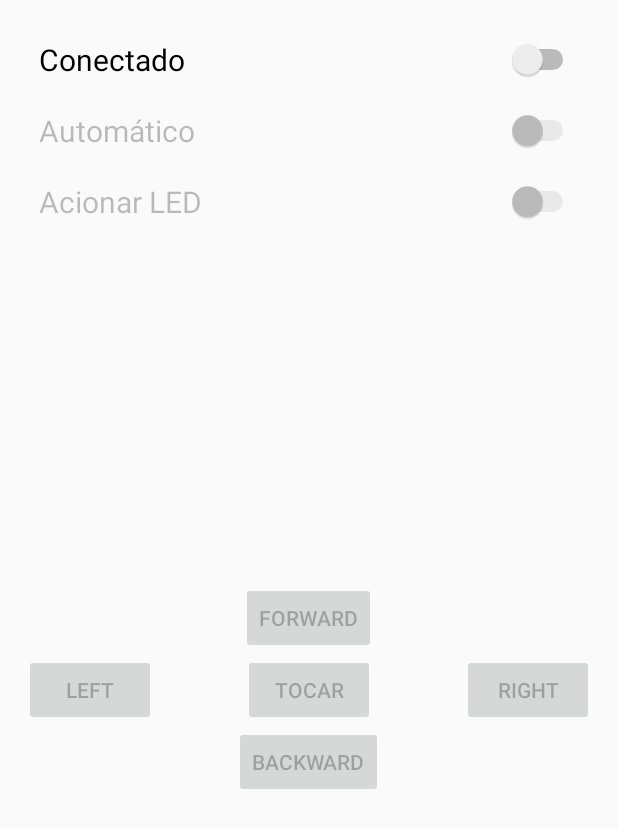
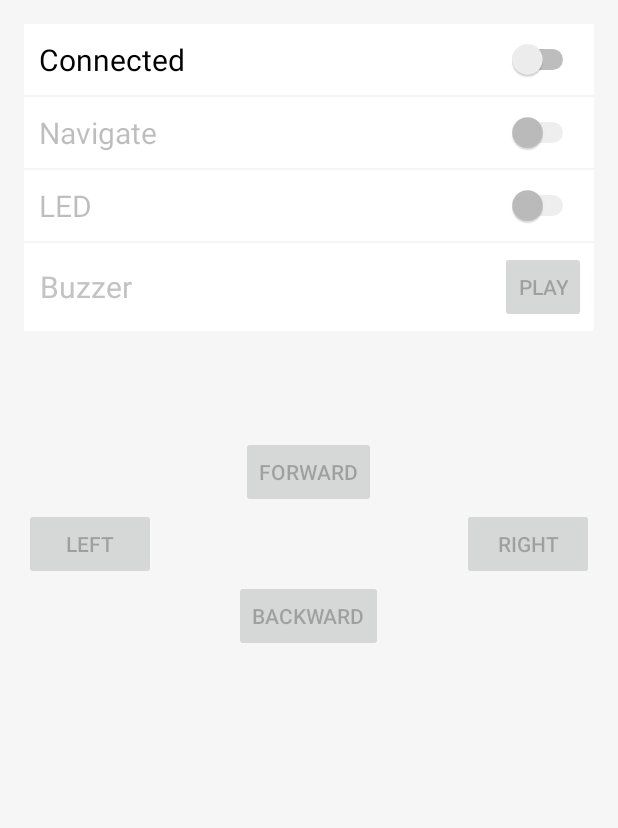
Before and after one commit to alvaromarinho/robotcontrol, an Android app: the screen it shows after launch (MainActivity), on a phone screen of 412 x 824 dp. Shown: the top 828 px of the screen. Run offline under Robolectric (Android 15) with nearby library versions, the phone set to English and light mode, and no system bars.

Commit message:
Interface personalizada

```diff
--- a/app/src/main/AndroidManifest.xml
+++ b/app/src/main/AndroidManifest.xml
@@ -11,7 +11,8 @@
         android:theme="@style/AppTheme" >
         <activity
             android:name=".MainActivity"
-            android:label="@string/app_name" >
+            android:label="@string/app_name"
+            android:screenOrientation="portrait" >
             <intent-filter>
                 <action android:name="android.intent.action.MAIN" />
 
--- a/app/src/main/java/com/example/alvinkalango/robotcontrol/MainActivity.java
+++ b/app/src/main/java/com/example/alvinkalango/robotcontrol/MainActivity.java
@@ -5,6 +5,7 @@ import android.bluetooth.BluetoothAdapter;
 import android.bluetooth.BluetoothDevice;
 import android.bluetooth.BluetoothSocket;
 import android.content.Intent;
+import android.graphics.Color;
 import android.view.MotionEvent;
 import android.view.View.OnClickListener;
 import android.os.Bundle;
@@ -31,9 +32,10 @@ public class MainActivity extends Activity {
     Button Left;
     Button Right;
     Button Buzzer;
+    TextView BuzzerText;
 
     Switch Connect;
-    Switch Automatico;
+    Switch Navigate;
     Switch Led;
 
     TextView Result;
@@ -59,7 +61,7 @@ public class MainActivity extends Activity {
         setContentView(R.layout.activity_main);
 
         Connect = (Switch) findViewById(R.id.connect);
-        Automatico = (Switch) findViewById(R.id.automatic);
+        Navigate = (Switch) findViewById(R.id.navigate);
         Led = (Switch) findViewById(R.id.led);
 
         Forward = (Button) findViewById(R.id.buttonForward);
@@ -67,8 +69,9 @@ public class MainActivity extends Activity {
         Left = (Button) findViewById(R.id.buttonLeft);
         Right = (Button) findViewById(R.id.buttonRight);
         Buzzer = (Button) findViewById(R.id.buzzer);
+        BuzzerText = (TextView) findViewById(R.id.textView);
 
-        Automatico.setEnabled(false);
+        Navigate.setEnabled(false);
         Led.setEnabled(false);
 
         Forward.setEnabled(false);
@@ -76,6 +79,7 @@ public class MainActivity extends Activity {
         Left.setEnabled(false);
         Right.setEnabled(false);
         Buzzer.setEnabled(false);
+        BuzzerText.setTextColor(Color.rgb(195, 195, 195));
 
         Connect.setOnCheckedChangeListener(new CompoundButton.OnCheckedChangeListener() {
             @Override
@@ -85,14 +89,18 @@ public class MainActivity extends Activity {
                         Connect.setEnabled(false);
                         Toast.makeText(getApplicationContext(),
                                 "Conectado!", Toast.LENGTH_SHORT).show();
-                        Automatico.setEnabled(true);
+                        Navigate.setEnabled(true);
                         Led.setEnabled(true);
                         Buzzer.setEnabled(true);
+                        BuzzerText.setTextColor(Color.rgb(0, 0, 0));
+
                         Forward.setEnabled(true);
                         Backward.setEnabled(true);
                         Left.setEnabled(true);
                         Right.setEnabled(true);
+
                     } else {
+                        Connect.setChecked(false);
                         Toast.makeText(getApplicationContext(),
                                 "Não foi possivel conectar", Toast.LENGTH_SHORT).show();
                     }
@@ -106,6 +114,25 @@ public class MainActivity extends Activity {
                     dataToSend = "1";
                     writeData(dataToSend);
                 } else if (!Led.isChecked()) {
+                    dataToSend = "0";
+                    writeData(dataToSend);
+                }
+            }
+        });
+
+        Navigate.setOnCheckedChangeListener(new CompoundButton.OnCheckedChangeListener() {
+            @Override
+            public void onCheckedChanged(CompoundButton buttonView, boolean isChecked) {
+                if (Navigate.isChecked()) {
+                    dataToSend = "A";
+                    writeData(dataToSend);
+
+                    Forward.setEnabled(false);
+                    Backward.setEnabled(false);
+                    Left.setEnabled(false);
+                    Right.setEnabled(false);
+
+                } else if (!Navigate.isChecked()) {
                     dataToSend = "0";
                     writeData(dataToSend);
                 }
@@ -257,45 +284,35 @@ public class MainActivity extends Activity {
     public void beginListenForData()   {
         try {
             inStream = btSocket.getInputStream();
-        } catch (IOException e) {
+        }
+        catch (IOException e) {
         }
 
-        Thread workerThread = new Thread(new Runnable()
-        {
-            public void run()
-            {
-                while(!Thread.currentThread().isInterrupted() && !stopWorker)
-                {
-                    try
-                    {
+        Thread workerThread = new Thread(new Runnable() {
+            public void run() {
+                while(!Thread.currentThread().isInterrupted() && !stopWorker) {
+                    try {
                         int bytesAvailable = inStream.available();
-                        if(bytesAvailable > 0)
-                        {
+                        if(bytesAvailable > 0) {
                             byte[] packetBytes = new byte[bytesAvailable];
                             inStream.read(packetBytes);
-                            for(int i=0;i<bytesAvailable;i++)
-                            {
+                            for(int i=0;i<bytesAvailable;i++) {
                                 byte b = packetBytes[i];
-                                if(b == delimiter)
-                                {
+                                if(b == delimiter) {
                                     byte[] encodedBytes = new byte[readBufferPosition];
                                     System.arraycopy(readBuffer, 0, encodedBytes, 0, encodedBytes.length);
                                     final String data = new String(encodedBytes, "US-ASCII");
                                     readBufferPosition = 0;
-                                    handler.post(new Runnable()
-                                    {
-                                        public void run()
-                                        {
-
+                                    handler.post(new Runnable() {
+                                        public void run() {
                                             if(Result.getText().toString().equals("..")) {
                                                 Result.setText(data);
-                                            } else {
+                                            }
+                                            else {
                                                 Result.append("\n"+data);
                                             }
-
 	                                        	/* You also can use Result.setText(data); it won't display multilines
 	                                        	*/
-
                                         }
                                     });
                                 }
--- a/app/src/main/res/layout/activity_main.xml
+++ b/app/src/main/res/layout/activity_main.xml
@@ -6,43 +6,81 @@
     android:paddingLeft="@dimen/activity_horizontal_margin"
     android:paddingRight="@dimen/activity_horizontal_margin"
     android:paddingTop="@dimen/activity_vertical_margin"
-    tools:context=".MainActivity">
+    tools:context=".MainActivity"
+    android:background="#f6f6f6" >
 
     <Switch
         android:id="@+id/connect"
-        android:text="Conectado"
+        android:text="Connected"
         android:textSize="20dp"
         android:padding="10dp"
         android:layout_width="wrap_content"
         android:layout_height="wrap_content"
         android:layout_alignParentLeft="true"
-        android:layout_alignParentEnd="true" />
+        android:layout_alignParentEnd="true"
+        android:background="#fff" />
     <Switch
-        android:id="@+id/automatic"
-        android:text="Automático"
+        android:id="@+id/navigate"
+        android:text="Navigate"
         android:textSize="20dp"
         android:padding="10dp"
+        android:layout_marginTop="1dp"
         android:layout_width="wrap_content"
         android:layout_height="wrap_content"
         android:layout_below="@+id/connect"
         android:layout_alignParentLeft="true"
-        android:layout_alignParentEnd="true" />
+        android:layout_alignParentEnd="true"
+        android:background="#fff" />
     <Switch
         android:id="@+id/led"
-        android:text="Acionar LED"
+        android:text="LED"
         android:textSize="20dp"
         android:padding="10dp"
+        android:layout_marginTop="1dp"
         android:layout_width="wrap_content"
         android:layout_height="wrap_content"
-        android:layout_below="@+id/automatic"
+        android:layout_below="@+id/navigate"
         android:layout_alignParentLeft="true"
-        android:layout_alignParentEnd="true" />
+        android:layout_alignParentEnd="true"
+        android:background="#fff" />
+
+    <RelativeLayout
+        android:id="@+id/LayoutBuzzer"
+        android:orientation="horizontal"
+        android:layout_width="match_parent"
+        android:layout_height="wrap_content"
+        android:layout_below="@+id/led"
+        android:padding="5dp"
+        android:layout_marginTop="1dp"
+        android:background="#fff" >
+
+        <TextView
+            android:layout_width="wrap_content"
+            android:layout_height="wrap_content"
+            android:text="Buzzer"
+            android:textSize="20dp"
+            android:id="@+id/textView"
+            android:layout_centerVertical="true"
+            android:layout_alignParentLeft="true"
+            android:layout_marginStart="5dp" />
+
+        <Button
+            android:id="@+id/buzzer"
+            android:text="Play"
+            style="?android:attr/buttonStyleSmall"
+            android:layout_width="wrap_content"
+            android:layout_height="wrap_content"
+            android:layout_alignParentRight="true"
+            android:layout_centerVertical="true" />
+
+    </RelativeLayout>
 
     <RelativeLayout
         android:id="@+id/Row1"
         android:layout_width="match_parent"
         android:layout_height="wrap_content"
-        android:layout_centerVertical="true" >
+        android:layout_below="@+id/LayoutBuzzer"
+        android:layout_marginTop="70dp" >
 
         <Button
             android:layout_width="wrap_content"
@@ -64,13 +102,6 @@
             android:layout_alignParentLeft="true"
             android:text="Left"
             android:id="@+id/buttonLeft" />
-
-        <Button
-            android:id="@+id/buzzer"
-            android:text="Tocar"
-            android:layout_width="wrap_content"
-            android:layout_height="wrap_content"
-            android:layout_centerHorizontal="true" />
 
         <Button
             android:layout_width="wrap_content"
```
